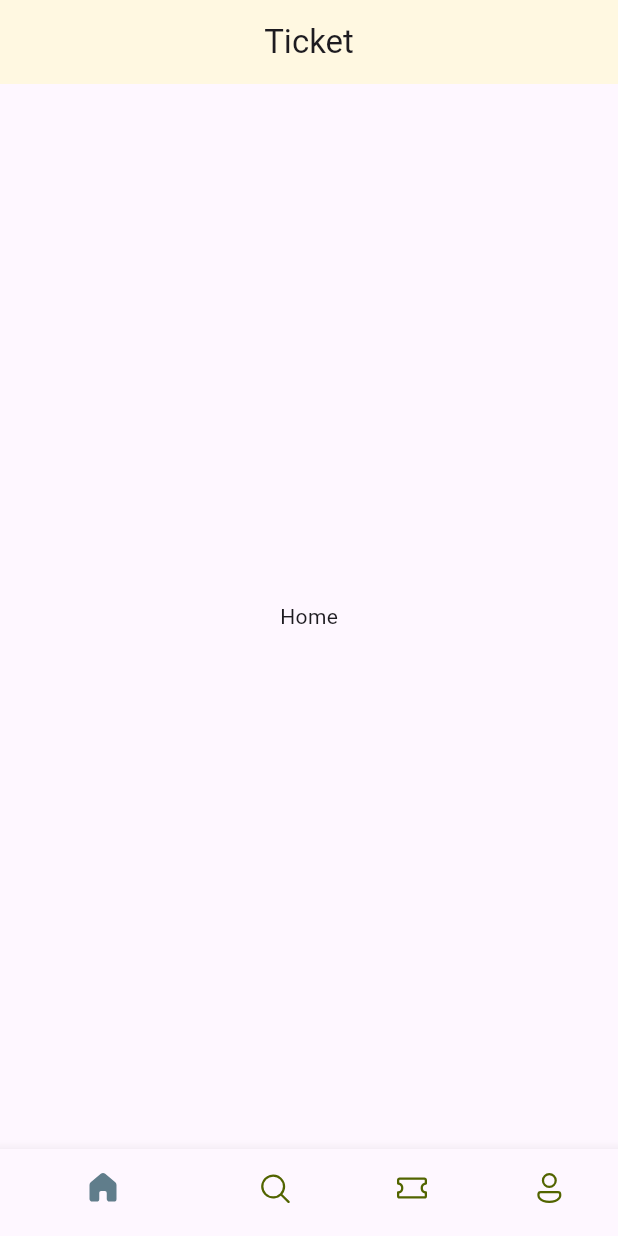
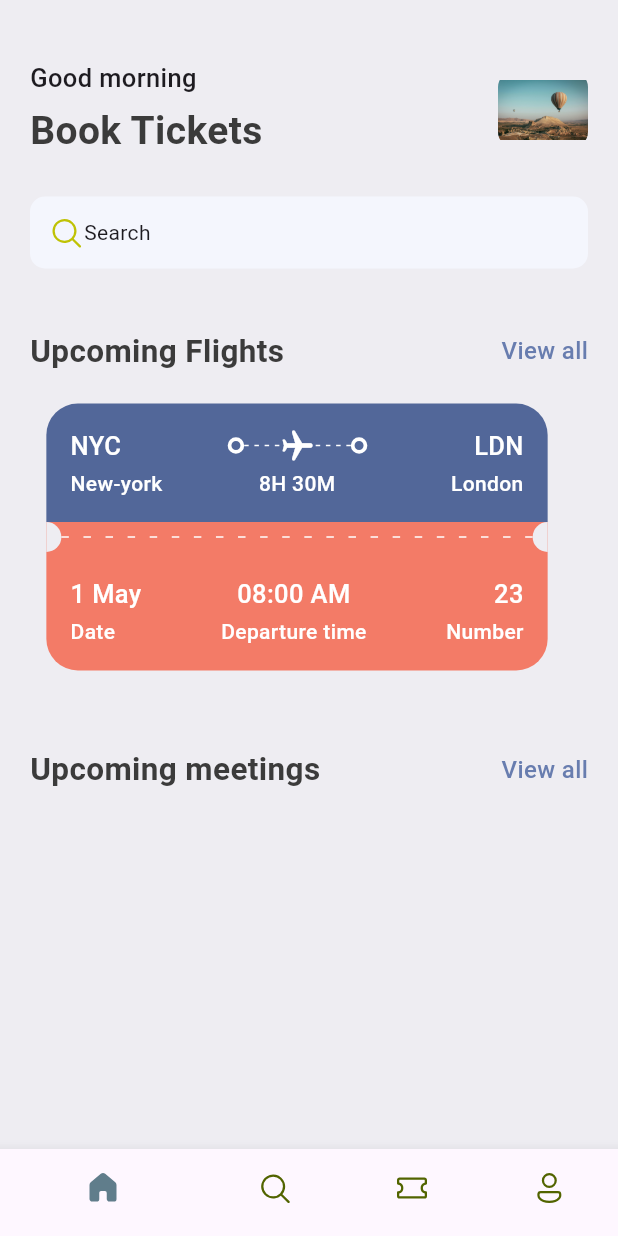
Before and after one commit to OthyTenk/ticket_demo_app, a Flutter app: the screen it shows after launch, on a phone screen of 412 x 824 dp. Run offline on Flutter 3.47's test engine with Material 3 defaults, Android fonts, the phone set to English and light mode, and no system bars; our stand-ins replace fluentui_icons.

Commit message:
feat: first part of the home screen

```diff
--- a/lib/base/bottom_nav_bar.dart
+++ b/lib/base/bottom_nav_bar.dart
@@ -1,5 +1,6 @@
 import 'package:fluentui_icons/fluentui_icons.dart';
 import 'package:flutter/material.dart';
+import 'package:ticket_app/screens/home.dart';
 
 class BottomNavBar extends StatefulWidget {
   const BottomNavBar({super.key});
@@ -10,7 +11,7 @@ class BottomNavBar extends StatefulWidget {
 
 class _BottomNavBarState extends State<BottomNavBar> {
   final appScreens = [
-    const Center(child: Text("Home")),
+    const HomeScreen(),
     const Center(child: Text("Search")),
     const Center(child: Text("Tickets")),
     const Center(child: Text("Profile")),
@@ -27,10 +28,6 @@ class _BottomNavBarState extends State<BottomNavBar> {
   @override
   Widget build(BuildContext context) {
     return Scaffold(
-        appBar: AppBar(
-          backgroundColor: Colors.amber[50],
-          title: const Center(child: Text("Ticket")),
-        ),
         body: appScreens[_selectedIndex],
         bottomNavigationBar: BottomNavigationBar(
             currentIndex: _selectedIndex,
--- /dev/null
+++ b/lib/base/res/media.dart
@@ -0,0 +1,4 @@
+class AppMedia {
+  static const _baseImage = "assets/images";
+  static const logo = '$_baseImage/logo.jpg';
+}
--- /dev/null
+++ b/lib/base/res/styles/app_styles.dart
@@ -0,0 +1,26 @@
+import 'package:flutter/material.dart';
+
+Color primary = const Color(0xFF687daf);
+
+class AppStyles {
+  static Color primaryColor = primary;
+  static Color bgColor = const Color(0xFFEEEDF2);
+  static Color textColor = const Color(0xFF3b3b3b);
+  static Color ticketBlue = const Color(0xFF526799);
+  static Color ticketOrange = const Color(0xFFf37b67);
+
+  static TextStyle textStyle = TextStyle(
+      fontSize: 16, fontWeight: FontWeight.w500, color: AppStyles.textColor);
+
+  static TextStyle headLineStyle1 = TextStyle(
+      fontSize: 26, fontWeight: FontWeight.bold, color: AppStyles.textColor);
+
+  static TextStyle headLineStyle2 =
+      TextStyle(fontSize: 21, fontWeight: FontWeight.bold, color: textColor);
+
+  static TextStyle headLineStyle3 =
+      const TextStyle(fontSize: 17, fontWeight: FontWeight.w500);
+
+  static TextStyle headLineStyle4 =
+      const TextStyle(fontSize: 14, fontWeight: FontWeight.w500);
+}
--- /dev/null
+++ b/lib/base/widgets/app_column_text_layout.dart
@@ -0,0 +1,32 @@
+import 'package:flutter/material.dart';
+import 'package:ticket_app/base/widgets/text_style_fourth.dart';
+import 'package:ticket_app/base/widgets/text_style_third.dart';
+
+class AppColumnTextLayout extends StatelessWidget {
+  final CrossAxisAlignment crossAxisAlignment;
+  final String text;
+  final String text2;
+  const AppColumnTextLayout(
+      {super.key,
+      required this.text,
+      required this.text2,
+      this.crossAxisAlignment = CrossAxisAlignment.start});
+
+  @override
+  Widget build(BuildContext context) {
+    return Column(
+      crossAxisAlignment: crossAxisAlignment,
+      children: [
+        TextStyleThird(
+          text: text,
+        ),
+        const SizedBox(
+          height: 3,
+        ),
+        TextStyleFourth(
+          text: text2,
+        ),
+      ],
+    );
+  }
+}
--- /dev/null
+++ b/lib/base/widgets/app_double_text.dart
@@ -0,0 +1,29 @@
+import 'package:flutter/material.dart';
+import 'package:ticket_app/base/res/styles/app_styles.dart';
+
+class AppDoubleText extends StatelessWidget {
+  const AppDoubleText(
+      {super.key, required this.bigText, required this.smallText});
+  final String bigText;
+  final String smallText;
+
+  @override
+  Widget build(BuildContext context) {
+    return Row(
+      mainAxisAlignment: MainAxisAlignment.spaceBetween,
+      children: [
+        Text(
+          bigText,
+          style: AppStyles.headLineStyle2,
+        ),
+        InkWell(
+          onTap: () {},
+          child: Text(
+            smallText,
+            style: AppStyles.textStyle.copyWith(color: AppStyles.primaryColor),
+          ),
+        )
+      ],
+    );
+  }
+}
--- /dev/null
+++ b/lib/base/widgets/app_layoutbuilder_widget.dart
@@ -0,0 +1,28 @@
+import 'package:flutter/material.dart';
+
+class AppLayoutbuilderWidget extends StatelessWidget {
+  final int randomDivider;
+  final double width;
+
+  const AppLayoutbuilderWidget(
+      {super.key, required this.randomDivider, this.width = 3});
+
+  @override
+  Widget build(BuildContext context) {
+    return LayoutBuilder(
+        builder: (BuildContext context, BoxConstraints constraints) {
+      return Flex(
+          mainAxisAlignment: MainAxisAlignment.spaceBetween,
+          direction: Axis.horizontal,
+          children: List.generate(
+              (constraints.constrainWidth() / randomDivider).floor(),
+              (index) => SizedBox(
+                    width: width,
+                    height: 1,
+                    child: const DecoratedBox(
+                      decoration: BoxDecoration(color: Colors.white),
+                    ),
+                  )));
+    });
+  }
+}
--- /dev/null
+++ b/lib/base/widgets/big_circle.dart
@@ -0,0 +1,26 @@
+import 'package:flutter/material.dart';
+import 'package:ticket_app/base/res/styles/app_styles.dart';
+
+class BigCircle extends StatelessWidget {
+  final bool isRight;
+
+  const BigCircle({super.key, required this.isRight});
+
+  @override
+  Widget build(BuildContext context) {
+    return SizedBox(
+      height: 20,
+      width: 10,
+      child: DecoratedBox(
+          decoration: BoxDecoration(
+              color: AppStyles.bgColor,
+              borderRadius: isRight == true
+                  ? const BorderRadius.only(
+                      topRight: Radius.circular(10),
+                      bottomRight: Radius.circular(10))
+                  : const BorderRadius.only(
+                      topLeft: Radius.circular(10),
+                      bottomLeft: Radius.circular(10)))),
+    );
+  }
+}
--- /dev/null
+++ b/lib/base/widgets/big_dot.dart
@@ -0,0 +1,15 @@
+import 'package:flutter/material.dart';
+
+class BigDot extends StatelessWidget {
+  const BigDot({super.key});
+
+  @override
+  Widget build(BuildContext context) {
+    return Container(
+      padding: const EdgeInsets.all(3),
+      decoration: BoxDecoration(
+          border: Border.all(width: 2.5, color: Colors.white),
+          borderRadius: BorderRadius.circular(20)),
+    );
+  }
+}
--- /dev/null
+++ b/lib/base/widgets/text_style_fourth.dart
@@ -0,0 +1,18 @@
+import 'package:flutter/material.dart';
+import 'package:ticket_app/base/res/styles/app_styles.dart';
+
+class TextStyleFourth extends StatelessWidget {
+  final String text;
+  final TextAlign align;
+  const TextStyleFourth(
+      {super.key, required this.text, this.align = TextAlign.start});
+
+  @override
+  Widget build(BuildContext context) {
+    return Text(text,
+        textAlign: align,
+        style: AppStyles.headLineStyle4.copyWith(
+          color: Colors.white,
+        ));
+  }
+}
--- /dev/null
+++ b/lib/base/widgets/text_style_third.dart
@@ -0,0 +1,15 @@
+import 'package:flutter/material.dart';
+import 'package:ticket_app/base/res/styles/app_styles.dart';
+
+class TextStyleThird extends StatelessWidget {
+  final String text;
+  const TextStyleThird({super.key, required this.text});
+
+  @override
+  Widget build(BuildContext context) {
+    return Text(text,
+        style: AppStyles.headLineStyle3.copyWith(
+          color: Colors.white,
+        ));
+  }
+}
--- /dev/null
+++ b/lib/base/widgets/ticket_view.dart
@@ -0,0 +1,139 @@
+import 'package:flutter/material.dart';
+import 'package:ticket_app/base/res/styles/app_styles.dart';
+import 'package:ticket_app/base/widgets/app_column_text_layout.dart';
+import 'package:ticket_app/base/widgets/app_layoutbuilder_widget.dart';
+import 'package:ticket_app/base/widgets/big_circle.dart';
+import 'package:ticket_app/base/widgets/big_dot.dart';
+import 'package:ticket_app/base/widgets/text_style_fourth.dart';
+import 'package:ticket_app/base/widgets/text_style_third.dart';
+
+class TicketView extends StatelessWidget {
+  const TicketView({super.key});
+
+  @override
+  Widget build(BuildContext context) {
+    final size = MediaQuery.of(context).size;
+
+    return SizedBox(
+      width: size.width * 0.85,
+      height: 189,
+      child: Container(
+        margin: const EdgeInsets.only(right: 16),
+        child: Column(
+          children: [
+            // blue part of the ticket
+            Container(
+              padding: const EdgeInsets.all(16),
+              decoration: BoxDecoration(
+                  color: AppStyles.ticketBlue,
+                  borderRadius: const BorderRadius.only(
+                      topLeft: Radius.circular(21),
+                      topRight: Radius.circular(21))),
+              child: Column(
+                children: [
+                  Row(
+                    children: [
+                      const TextStyleThird(text: "NYC"),
+                      Expanded(child: Container()),
+                      const BigDot(),
+                      Expanded(
+                          child: Stack(
+                        children: [
+                          const SizedBox(
+                            height: 24,
+                            child: AppLayoutbuilderWidget(
+                              randomDivider: 6,
+                            ),
+                          ),
+                          Center(
+                            child: Transform.rotate(
+                              angle: 1.57,
+                              child: const Icon(Icons.local_airport_rounded,
+                                  color: Colors.white),
+                            ),
+                          )
+                        ],
+                      )),
+                      const BigDot(),
+                      Expanded(child: Container()),
+                      const TextStyleThird(text: "LDN"),
+                    ],
+                  ),
+                  const SizedBox(
+                    height: 3,
+                  ),
+                  //show departure and destination names with time
+                  Row(
+                    children: [
+                      const SizedBox(
+                        width: 100,
+                        child: TextStyleFourth(text: "New-york"),
+                      ),
+                      Expanded(child: Container()),
+                      const TextStyleFourth(
+                        text: "8H 30M",
+                      ),
+                      Expanded(child: Container()),
+                      const SizedBox(
+                        width: 100,
+                        child: TextStyleFourth(
+                          text: "London",
+                          align: TextAlign.end,
+                        ),
+                      )
+                    ],
+                  )
+                ],
+              ),
+            ),
+            // circles and dots
+            Container(
+              height: 20,
+              color: AppStyles.ticketOrange,
+              child: const Row(
+                children: [
+                  BigCircle(isRight: true),
+                  Expanded(
+                      child: AppLayoutbuilderWidget(
+                    randomDivider: 14,
+                    width: 5,
+                  )),
+                  BigCircle(isRight: false),
+                ],
+              ),
+            ),
+            // orange part of the ticket
+            Container(
+              padding: const EdgeInsets.all(16),
+              decoration: BoxDecoration(
+                  color: AppStyles.ticketOrange,
+                  borderRadius: const BorderRadius.only(
+                      bottomLeft: Radius.circular(21),
+                      bottomRight: Radius.circular(21))),
+              child: const Column(
+                children: [
+                  Row(
+                    mainAxisAlignment: MainAxisAlignment.spaceBetween,
+                    children: [
+                      AppColumnTextLayout(text: "1 May", text2: "Date"),
+                      AppColumnTextLayout(
+                        text: "08:00 AM",
+                        text2: "Departure time",
+                        crossAxisAlignment: CrossAxisAlignment.center,
+                      ),
+                      AppColumnTextLayout(
+                        text: "23",
+                        text2: "Number",
+                        crossAxisAlignment: CrossAxisAlignment.end,
+                      ),
+                    ],
+                  ),
+                ],
+              ),
+            ),
+          ],
+        ),
+      ),
+    );
+  }
+}
--- a/lib/main.dart
+++ b/lib/main.dart
@@ -10,13 +10,9 @@ class MyApp extends StatelessWidget {
 
   @override
   Widget build(BuildContext context) {
-    return MaterialApp(
-      title: 'Flutter Demo',
-      theme: ThemeData(
-        colorScheme: ColorScheme.fromSeed(seedColor: Colors.deepPurple),
-        useMaterial3: true,
-      ),
-      home: const BottomNavBar(),
+    return const MaterialApp(
+      debugShowCheckedModeBanner: false,
+      home: BottomNavBar(),
     );
   }
 }
--- /dev/null
+++ b/lib/screens/home.dart
@@ -0,0 +1,98 @@
+import 'package:fluentui_icons/fluentui_icons.dart';
+import 'package:flutter/material.dart';
+import 'package:ticket_app/base/res/media.dart';
+import 'package:ticket_app/base/res/styles/app_styles.dart';
+import 'package:ticket_app/base/widgets/app_double_text.dart';
+import 'package:ticket_app/base/widgets/ticket_view.dart';
+
+class HomeScreen extends StatelessWidget {
+  const HomeScreen({super.key});
+
+  @override
+  Widget build(BuildContext context) {
+    return Scaffold(
+      backgroundColor: AppStyles.bgColor,
+      body: ListView(
+        children: [
+          const SizedBox(
+            height: 40,
+          ),
+          Container(
+            padding: const EdgeInsets.symmetric(horizontal: 20),
+            child: Column(
+              children: [
+                Row(
+                  mainAxisAlignment: MainAxisAlignment.spaceBetween,
+                  children: [
+                    Column(
+                      crossAxisAlignment: CrossAxisAlignment.start,
+                      children: [
+                        Text(
+                          "Good morning",
+                          style: AppStyles.headLineStyle3,
+                        ),
+                        const SizedBox(
+                          height: 5,
+                        ),
+                        Text(
+                          "Book Tickets",
+                          style: AppStyles.headLineStyle1,
+                        ),
+                      ],
+                    ),
+                    Container(
+                      width: 60,
+                      height: 50,
+                      decoration: BoxDecoration(
+                          borderRadius: BorderRadius.circular(10),
+                          image: const DecorationImage(
+                              image: AssetImage(AppMedia.logo))),
+                    ),
+                  ],
+                ),
+                const SizedBox(
+                  height: 25,
+                ),
+                Container(
+                  padding:
+                      const EdgeInsets.symmetric(horizontal: 12, vertical: 12),
+                  decoration: BoxDecoration(
+                      borderRadius: BorderRadius.circular(10),
+                      color: const Color(0xFFF4F6FD)),
+                  child: const Row(
+                    // mainAxisAlignment: MainAxisAlignment.spaceBetween,
+                    children: [
+                      Icon(
+                        FluentSystemIcons.ic_fluent_search_regular,
+                        color: Color(0xFFBFC205),
+                      ),
+                      Text("Search"),
+                    ],
+                  ),
+                ),
+                const SizedBox(
+                  height: 40,
+                ),
+                const AppDoubleText(
+                  bigText: "Upcoming Flights",
+                  smallText: "View all",
+                ),
+                const SizedBox(
+                  height: 20,
+                ),
+                const TicketView(),
+                const SizedBox(
+                  height: 40,
+                ),
+                const AppDoubleText(
+                  bigText: "Upcoming meetings",
+                  smallText: "View all",
+                ),
+              ],
+            ),
+          ),
+        ],
+      ),
+    );
+  }
+}
--- a/pubspec.yaml
+++ b/pubspec.yaml
@@ -60,8 +60,8 @@ flutter:
   uses-material-design: true
 
   # To add assets to your application, add an assets section, like this:
-  # assets:
-  #   - images/a_dot_burr.jpeg
+  assets:
+    - assets/images/
   #   - images/a_dot_ham.jpeg
 
   # An image asset can refer to one or more resolution-specific "variants", see
```
Also changed, not shown: assets/images/logo.jpg (added).
